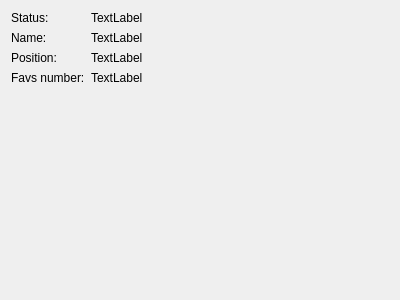
The window that src/linakdeskcontrol/ui/device_status_widget.ui (anetczuk/LinakDeskApp) describes before a commit, drawn with Qt 5.
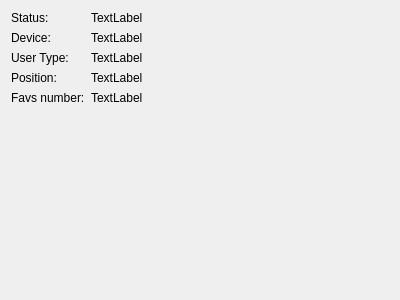
The same window after the commit.

Commit message: Add field userType to widget

```diff
--- a/src/linakdeskcontrol/ui/device_status_widget.ui
+++ b/src/linakdeskcontrol/ui/device_status_widget.ui
@@ -17,7 +17,7 @@
    <item row="1" column="0">
     <widget class="QLabel" name="nameText">
      <property name="text">
-      <string>Name:</string>
+      <string>Device:</string>
      </property>
     </widget>
    </item>
@@ -28,14 +28,14 @@
      </property>
     </widget>
    </item>
-   <item row="2" column="0">
+   <item row="3" column="0">
     <widget class="QLabel" name="positionText">
      <property name="text">
       <string>Position:</string>
      </property>
     </widget>
    </item>
-   <item row="2" column="1">
+   <item row="3" column="1">
     <widget class="QLabel" name="positionLabel">
      <property name="text">
       <string>TextLabel</string>
@@ -56,20 +56,34 @@
      </property>
     </widget>
    </item>
-   <item row="3" column="0">
+   <item row="4" column="0">
     <widget class="QLabel" name="favNumText">
      <property name="text">
       <string>Favs number:</string>
      </property>
     </widget>
    </item>
-   <item row="3" column="1">
+   <item row="4" column="1">
     <widget class="QLabel" name="favsNumLabel">
      <property name="text">
       <string>TextLabel</string>
      </property>
     </widget>
    </item>
+   <item row="2" column="0">
+    <widget class="QLabel" name="userTypeText">
+     <property name="text">
+      <string>User Type:</string>
+     </property>
+    </widget>
+   </item>
+   <item row="2" column="1">
+    <widget class="QLabel" name="userTypeLabel">
+     <property name="text">
+      <string>TextLabel</string>
+     </property>
+    </widget>
+   </item>
   </layout>
  </widget>
  <resources/>
```
Left out of the diff: 4 changed lines with no effect on the pictures. The commit also changes 8 other files.
